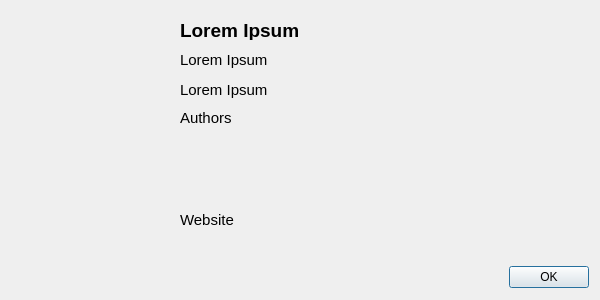
Old version of the form src/aboutdialog.ui in the repository darenliang/resauce.
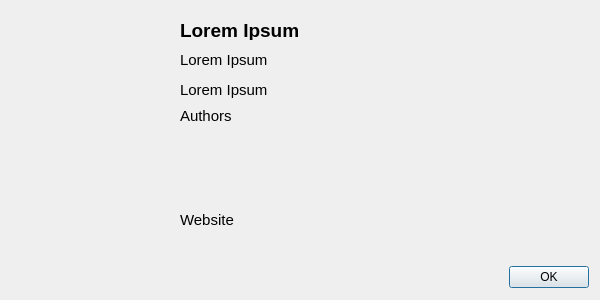
New version of the form. Icons and pictures are not drawn.

Commit message: Fix author line height and add license stub

Diff of the .ui file:
```diff
--- a/src/aboutdialog.ui
+++ b/src/aboutdialog.ui
@@ -93,9 +93,9 @@
    <property name="geometry">
     <rect>
      <x>180</x>
-     <y>110</y>
+     <y>100</y>
      <width>401</width>
-     <height>16</height>
+     <height>31</height>
     </rect>
    </property>
    <property name="font">
@@ -123,8 +123,8 @@
     <rect>
      <x>180</x>
      <y>155</y>
-     <width>231</width>
-     <height>41</height>
+     <width>401</width>
+     <height>51</height>
     </rect>
    </property>
    <property name="font">
```
Left out of the diff: 2 changed lines with no effect on the pictures. The commit also changes 2 other files.
